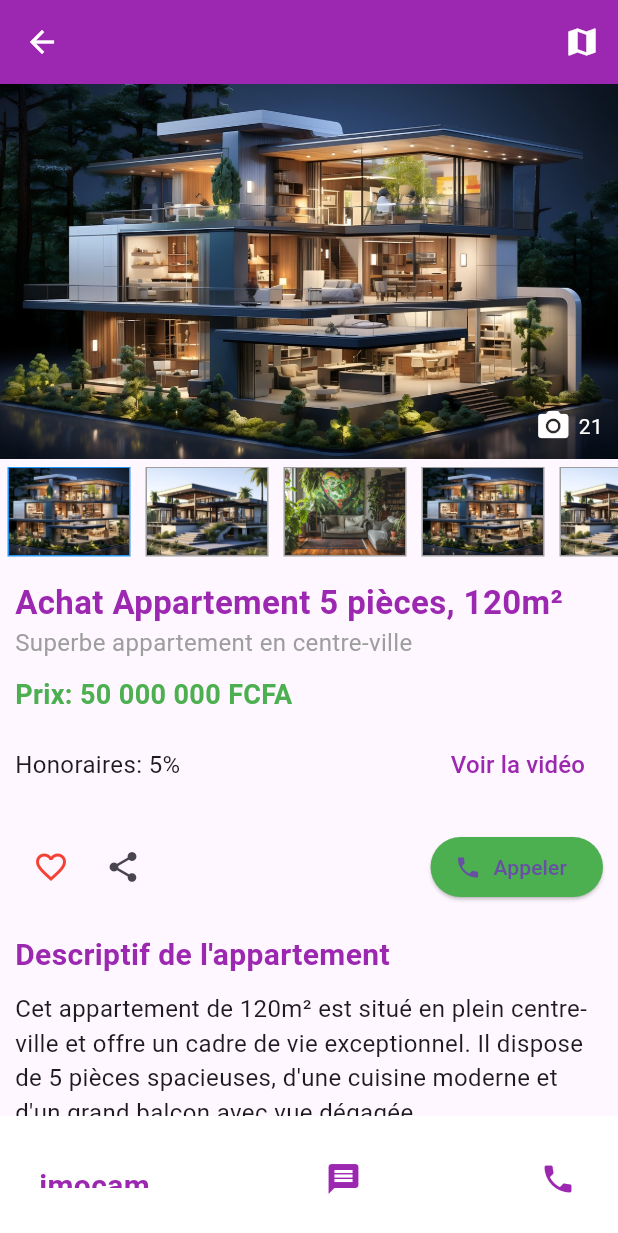
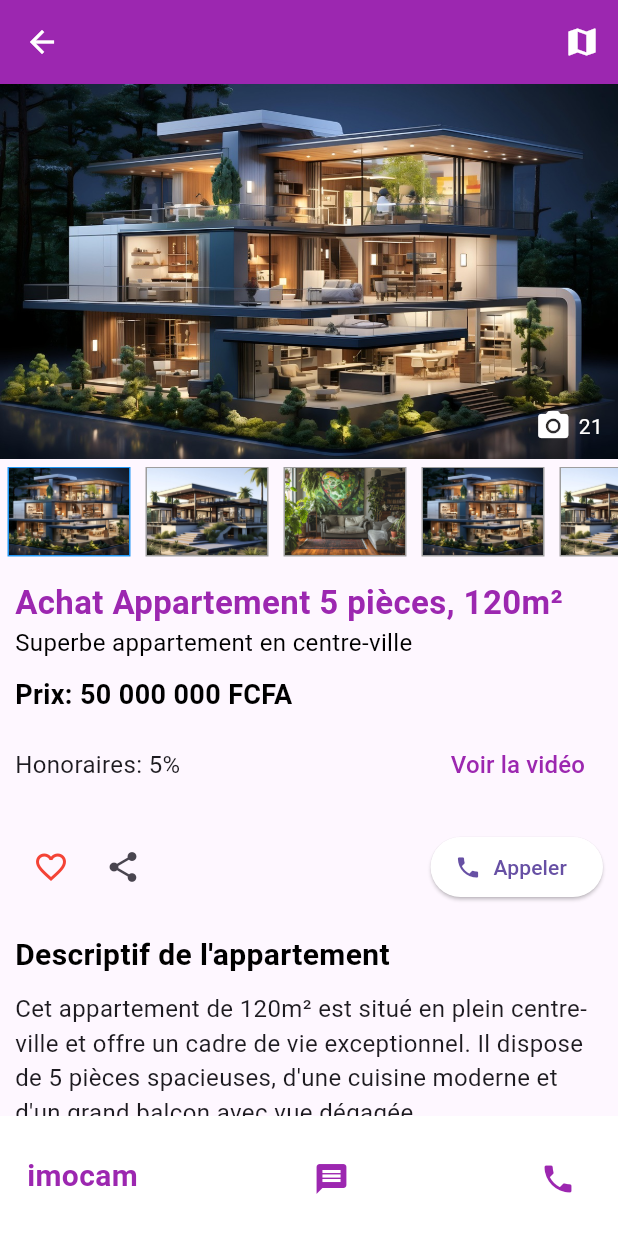
Before and after one commit to gedeonne/ImmoCam, a Flutter app: the PropertyDetailPage screen opened by its route, on a phone screen of 412 x 824 dp. Shown: the top 1233 px of the screen. Run offline on Flutter 3.47's test engine with Material 3 defaults, Android fonts, the phone set to English and light mode, and no system bars.

Commit message:
creation de la page detail

```diff
--- a/lib/DetailPage.dart
+++ b/lib/DetailPage.dart
@@ -109,18 +109,18 @@ class _PropertyDetailPageState extends State<PropertyDetailPage> {
                   fontWeight: FontWeight.bold,
                   color: Colors.purple)), // Titre en violet
           const Text('Superbe appartement en centre-ville',
-              style: TextStyle(fontSize: 16, color: Colors.grey)),
+              style: TextStyle(fontSize: 16, color: Colors.black)),
           const SizedBox(height: 10),
           const Text('Prix: 50 000 000 FCFA',
               style:
-              TextStyle(fontSize: 18, fontWeight: FontWeight.bold, color: Colors.green)),
+              TextStyle(fontSize: 18, fontWeight: FontWeight.bold, color: Colors.black)),
           const SizedBox(height: 10),
           _buildActionButtons(),
           const SizedBox(height: 20),
           _buildContactOptions(),
           const SizedBox(height: 20),
           const Text("Descriptif de l'appartement",
-              style: TextStyle(fontSize: 20, fontWeight: FontWeight.bold, color: Colors.purple)), // Titre en violet
+              style: TextStyle(fontSize: 20, fontWeight: FontWeight.bold, color: Colors.black)), // Titre en violet
           const SizedBox(height: 10),
           const Text(
             "Cet appartement de 120m² est situé en plein centre-ville et offre un cadre de vie exceptionnel. Il dispose de 5 pièces spacieuses, d'une cuisine moderne et d'un grand balcon avec vue dégagée.",
@@ -157,7 +157,7 @@ class _PropertyDetailPageState extends State<PropertyDetailPage> {
           onPressed: () {},
           icon: const Icon(Icons.phone),
           label: const Text('Appeler'),
-          style: ElevatedButton.styleFrom(backgroundColor: Colors.green),
+          style: ElevatedButton.styleFrom(backgroundColor: Colors.white),
         ),
       ],
     );
@@ -175,7 +175,7 @@ class _PropertyDetailPageState extends State<PropertyDetailPage> {
             style: TextStyle(
               fontSize: 22,
               fontWeight: FontWeight.bold,
-              color: Colors.purple, // Titre en violet
+              color: Colors.black, // Titre en violet
             ),
           ),
           const SizedBox(height: 10),
@@ -197,12 +197,13 @@ class _PropertyDetailPageState extends State<PropertyDetailPage> {
                   ],
                 ),
               ),
+              SizedBox(width: 10),
               // Deuxième colonne de cartes
               Expanded(
                 child: Column(
                   crossAxisAlignment: CrossAxisAlignment.start,
                   children: [
-                    _buildInfoCard('Estimez votre mensualité', isButton: true),
+                    _buildInfoCard('Estimez votre mensualité',),
                     _buildInfoCard('4 pièces'),
                     _buildInfoCard('Sans travaux à prévoir'),
                     _buildInfoCard('Balcon de 10m²'),
@@ -226,7 +227,7 @@ class _PropertyDetailPageState extends State<PropertyDetailPage> {
       child: ListTile(
         title: Text(
           title,
-          style: TextStyle(color: Colors.purple), // Titre en violet
+          style: TextStyle(color: Colors.black), // Titre en violet
         ),
         trailing: isButton
             ? TextButton(
@@ -253,7 +254,7 @@ class _PropertyDetailPageState extends State<PropertyDetailPage> {
           children: [
             // Logo "imocam" stylisé en violet
             Padding(
-              padding: const EdgeInsets.all(10),
+              padding: const EdgeInsets.all(2),
               child: Text(
                 'imocam',
                 style: TextStyle(
```
